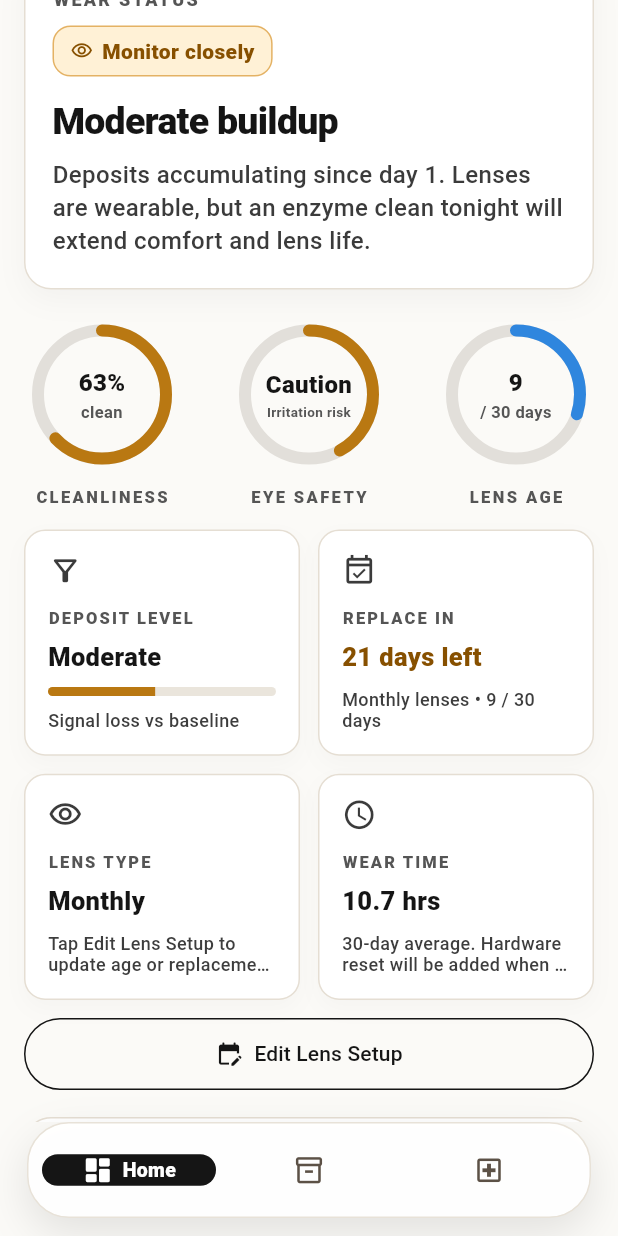
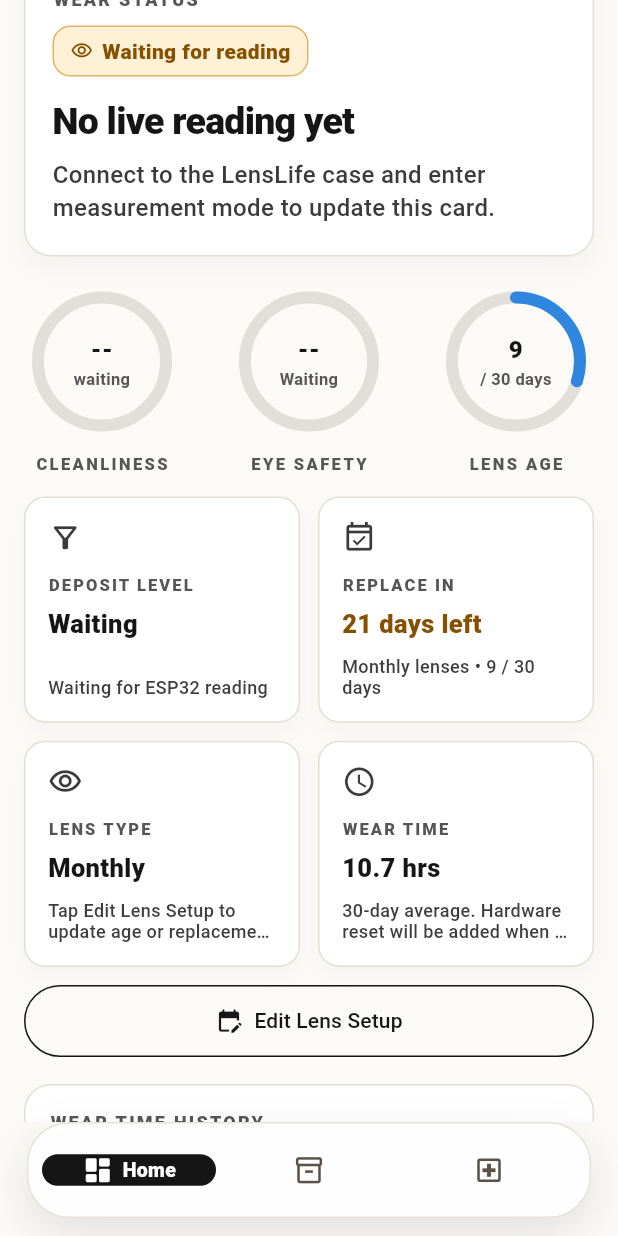
Before and after one commit to DanielNg520/Lenslife, a Flutter app: the DashboardPage screen opened directly with empty values, scrolled down 576 dp, on a phone screen of 412 x 824 dp. Run offline on Flutter 3.47's test engine with Material 3 defaults, Android fonts, the phone set to English and light mode, and no system bars; our stand-ins replace connectivity_plus, flutter_blue_plus, sqflite; accounts and stored records are empty; Roboto replaces fonts that are missing (Arial).

Commit message:
software + hardware
working currently, dashboard not completely updated

```diff
--- a/App/lib/main.dart
+++ b/App/lib/main.dart
@@ -2,6 +2,7 @@ import 'package:flutter/material.dart';
 import 'dart:async';
 import 'dart:math' as math;
 import 'package:lenslifeapp/widgets/esp32_ble_connection_card.dart';
+import 'package:lenslifeapp/services/live_sensor_store.dart';
 
 void main() {
   runApp(const LensLifeApp());
@@ -916,12 +917,19 @@ class LensDashboardTab extends StatelessWidget {
             const SizedBox(height: 16),
             const Esp32BleConnectionCard(),
             const SizedBox(height: 18),
-            const WearStatusCard(),
+            ValueListenableBuilder<LiveSensorReading?>(
+              valueListenable: lensLiveReadingNotifier,
+              builder: (context, reading, _) => WearStatusCard(reading: reading),
+            ),
             const SizedBox(height: 18),
-            DynamicDashboardRings(
-              lensAgeDays: lensSettings.daysUsed,
-              lensLimitDays: lensSettings.limitDays,
-              lensTypeLabel: lensSettings.typeLabel,
+            ValueListenableBuilder<LiveSensorReading?>(
+              valueListenable: lensLiveReadingNotifier,
+              builder: (context, reading, _) => DynamicDashboardRings(
+                lensAgeDays: lensSettings.daysUsed,
+                lensLimitDays: lensSettings.limitDays,
+                lensTypeLabel: lensSettings.typeLabel,
+                reading: reading,
+              ),
             ),
             const SizedBox(height: 14),
             LayoutBuilder(
@@ -935,13 +943,16 @@ class LensDashboardTab extends StatelessWidget {
                   shrinkWrap: true,
                   physics: const NeverScrollableScrollPhysics(),
                   children: [
-                    const MetricTile(
-                      icon: Icons.filter_alt_outlined,
-                      title: 'Deposit Level',
-                      value: 'Moderate',
-                      detail: 'Signal loss vs baseline',
-                      cueLabel: 'Orange bar means monitor closely.',
-                      progress: 0.47,
+                    ValueListenableBuilder<LiveSensorReading?>(
+                      valueListenable: lensLiveReadingNotifier,
+                      builder: (context, reading, _) => MetricTile(
+                        icon: Icons.filter_alt_outlined,
+                        title: 'Deposit Level',
+                        value: reading?.depositLevel ?? 'Waiting',
+                        detail: reading?.detailText ?? 'Waiting for ESP32 reading',
+                        cueLabel: 'Deposit level from IR signal versus clean baseline.',
+                        progress: reading?.foulingRatio,
+                      ),
                     ),
                     MetricTile(
                       icon: Icons.event_available_outlined,
@@ -1021,7 +1032,13 @@ class LensDashboardTab extends StatelessWidget {
               ],
             ),
             const SizedBox(height: 8),
-            StoredReadingsCard(lensSettings: lensSettings),
+            ValueListenableBuilder<LiveSensorReading?>(
+              valueListenable: lensLiveReadingNotifier,
+              builder: (context, reading, _) => StoredReadingsCard(
+                lensSettings: lensSettings,
+                reading: reading,
+              ),
+            ),
           ],
         ),
       ),
@@ -1169,34 +1186,43 @@ class DynamicDashboardRings extends StatelessWidget {
   final int lensAgeDays;
   final int lensLimitDays;
   final String lensTypeLabel;
+  final LiveSensorReading? reading;
 
   const DynamicDashboardRings({
     super.key,
     required this.lensAgeDays,
     required this.lensLimitDays,
     required this.lensTypeLabel,
+    this.reading,
   });
 
   @override
   Widget build(BuildContext context) {
-    final lensPercent = (lensAgeDays / lensLimitDays).clamp(0.0, 1.0);
+    final lensPercent = (lensAgeDays / lensLimitDays).clamp(0.0, 1.0).toDouble();
+
+    final cleanlinessText = reading?.cleanlinessText ?? '--';
+    final cleanlinessPercent = reading?.cleanlinessPercent ?? 0.0;
+    final cleanlinessSubText = reading == null ? 'waiting' : reading!.depositLevel.toLowerCase();
+    final eyeSafetyText = reading?.eyeSafetyText ?? '--';
+    final eyeSafetySubText = reading?.eyeSafetySubText ?? 'Waiting';
+    final eyeSafetyPercent = reading?.eyeSafetyPercent ?? 0.0;
 
     return LayoutBuilder(
       builder: (context, constraints) {
         final rings = [
-          const RingMetric(
+          RingMetric(
             title: 'Cleanliness',
-            centerText: '63%',
-            subText: 'clean',
-            percent: 0.63,
-            semanticLabel: 'Cleanliness is 63 percent clean.',
-          ),
-          const RingMetric(
+            centerText: cleanlinessText,
+            subText: cleanlinessSubText,
+            percent: cleanlinessPercent,
+            semanticLabel: 'Cleanliness is $cleanlinessText.',
+          ),
+          RingMetric(
             title: 'Eye Safety',
-            centerText: 'Caution',
-            subText: 'Irritation risk',
-            percent: 0.42,
-            semanticLabel: 'Eye safety status is caution due to irritation risk.',
+            centerText: eyeSafetyText,
+            subText: eyeSafetySubText,
+            percent: eyeSafetyPercent,
+            semanticLabel: 'Eye safety status is $eyeSafetyText.',
           ),
           RingMetric(
             title: 'Lens Age',
@@ -1777,13 +1803,19 @@ class AccountHeader extends StatelessWidget {
 }
 
 class WearStatusCard extends StatelessWidget {
-  const WearStatusCard({super.key});
-
-  @override
-  Widget build(BuildContext context) {
+  final LiveSensorReading? reading;
+
+  const WearStatusCard({super.key, this.reading});
+
+  @override
+  Widget build(BuildContext context) {
+    final chipLabel = reading?.statusChipLabel ?? 'Waiting for reading';
+    final title = reading?.wearStatusTitle ?? 'No live reading yet';
+    final message = reading?.wearStatusMessage ??
+        'Connect to the LensLife case and enter measurement mode to update this card.';
+
     return Semantics(
-      label:
-          'Wear status monitor closely. Moderate buildup. Deposits have been accumulating since day one. Lenses are wearable, but an enzyme clean tonight will extend comfort and lens life.',
+      label: 'Wear status $chipLabel. $title. $message',
       child: Container(
         width: double.infinity,
         padding: const EdgeInsets.fromLTRB(18, 18, 18, 20),
@@ -1799,10 +1831,10 @@ class WearStatusCard extends StatelessWidget {
             ),
           ],
         ),
-        child: const Column(
+        child: Column(
           crossAxisAlignment: CrossAxisAlignment.start,
           children: [
-            Text(
+            const Text(
               'WEAR STATUS',
               style: TextStyle(
                 fontSize: 12,
@@ -1811,22 +1843,22 @@ class WearStatusCard extends StatelessWidget {
                 letterSpacing: 1.5,
               ),
             ),
-            SizedBox(height: 9),
-            StatusChip(icon: Icons.visibility_outlined, label: 'Monitor closely'),
-            SizedBox(height: 12),
+            const SizedBox(height: 9),
+            StatusChip(icon: Icons.visibility_outlined, label: chipLabel),
+            const SizedBox(height: 12),
             Text(
-              'Moderate buildup',
-              style: TextStyle(
+              title,
+              style: const TextStyle(
                 fontSize: 25,
                 fontWeight: FontWeight.w900,
                 color: Color(0xFF151515),
                 letterSpacing: -0.5,
               ),
             ),
-            SizedBox(height: 7),
+            const SizedBox(height: 7),
             Text(
-              'Deposits accumulating since day 1. Lenses are wearable, but an enzyme clean tonight will extend comfort and lens life.',
-              style: TextStyle(
+              message,
+              style: const TextStyle(
                 fontSize: 16,
                 height: 1.36,
                 color: Color(0xFF3B3B3B),
@@ -2226,17 +2258,19 @@ class AccessibleAlertCard extends StatelessWidget {
 
 class StoredReadingsCard extends StatelessWidget {
   final LensSettings lensSettings;
+  final LiveSensorReading? reading;
 
   const StoredReadingsCard({
     super.key,
     required this.lensSettings,
+    this.reading,
   });
 
   @override
   Widget build(BuildContext context) {
     return Semantics(
       label:
-          'Stored readings list with deposit level moderate, solution pH 6.6, cleanliness 63 percent, and lens age ${lensSettings.lensAgeText}.',
+          'Stored readings list with latest live values and lens age ${lensSettings.lensAgeText}.',
       child: Container(
         decoration: BoxDecoration(
           color: Colors.white,
@@ -2245,11 +2279,11 @@ class StoredReadingsCard extends StatelessWidget {
         ),
         child: Column(
           children: [
-            const ReadingTile(title: 'Deposit Level', value: 'Moderate', time: 'Today'),
+            ReadingTile(title: 'Deposit Level', value: reading?.depositLevel ?? '--', time: 'Live'),
             const Divider(height: 1),
-            const ReadingTile(title: 'Solution pH', value: '6.6', time: 'Today'),
+            ReadingTile(title: 'Solution pH', value: reading?.phText ?? '--', time: 'Live'),
             const Divider(height: 1),
-            const ReadingTile(title: 'Cleanliness', value: '63%', time: 'Today'),
+            ReadingTile(title: 'Cleanliness', value: reading?.cleanlinessText ?? '--', time: 'Live'),
             const Divider(height: 1),
             ReadingTile(title: 'Lens Age', value: lensSettings.lensAgeText, time: lensSettings.typeLabel),
           ],
--- /dev/null
+++ b/App/lib/services/live_sensor_store.dart
@@ -0,0 +1,122 @@
+import 'package:flutter/foundation.dart';
+
+import '../models/esp32_device_status.dart';
+import '../models/esp32_sensor_payload.dart';
+import 'health_analytics.dart';
+import 'sensor_session_handler.dart';
+
+class LiveSensorReading {
+  final Esp32SensorPayload payload;
+  final Esp32DeviceStatus? deviceStatus;
+  final int healthScore;
+  final bool isAnomaly;
+  final bool killTriggered;
+  final bool phRisk;
+  final DateTime receivedAt;
+
+  const LiveSensorReading({
+    required this.payload,
+    required this.deviceStatus,
+    required this.healthScore,
+    required this.isAnomaly,
+    required this.killTriggered,
+    required this.phRisk,
+    required this.receivedAt,
+  });
+
+  factory LiveSensorReading.fromBle({
+    required Esp32SensorPayload payload,
+    required Esp32DeviceStatus? deviceStatus,
+    required SensorSessionResult? result,
+  }) {
+    final kill = result?.killTriggered ??
+        deviceStatus?.killConditionTriggered ??
+        payload.deltaTFouling > HealthAnalytics.deltaTKill;
+
+    final phBad = result?.phRisk ??
+        deviceStatus?.phRisk ??
+        HealthAnalytics.isPhRisk(payload.phCorrected);
+
+    final score = result?.healthScore ??
+        HealthAnalytics.computeHealthScore(
+          deltaTFouling: payload.deltaTFouling,
+          phCorrected: payload.phCorrected,
+          killTriggered: kill,
+          phRisk: phBad,
+          anomaly: result?.isAnomaly ?? false,
+        );
+
+    return LiveSensorReading(
+      payload: payload,
+      deviceStatus: deviceStatus,
+      healthScore: score,
+      isAnomaly: result?.isAnomaly ?? false,
+      killTriggered: kill,
+      phRisk: phBad,
+      receivedAt: DateTime.now(),
+    );
+  }
+
+  double get foulingRatio =>
+    (payload.deltaTFouling / HealthAnalytics.deltaTKill).clamp(0.0, 1.0).toDouble();
+
+  double get cleanlinessPercent =>
+    (1.0 - foulingRatio).clamp(0.0, 1.0).toDouble();
+
+  String get cleanlinessText => '${(cleanlinessPercent * 100).round()}%';
+
+  String get depositLevel {
+    if (killTriggered || payload.deltaTFouling >= HealthAnalytics.deltaTKill) {
+      return 'High';
+    }
+    if (payload.deltaTFouling >= HealthAnalytics.deltaTKill * 0.50) {
+      return 'Moderate';
+    }
+    return 'Low';
+  }
+
+  String get statusChipLabel {
+    if (killTriggered) return 'Replace solution';
+    if (depositLevel == 'Moderate' || isAnomaly) return 'Monitor closely';
+    return 'Good';
+  }
+
+  String get wearStatusTitle {
+    if (killTriggered) return 'Dirty solution detected';
+    if (depositLevel == 'Moderate') return 'Moderate buildup';
+    return 'Solution looks clean';
+  }
+
+  String get wearStatusMessage {
+    if (killTriggered) {
+      return 'The IR reading crossed the dirty threshold. Replace or clean before wearing the lenses.';
+    }
+    if (depositLevel == 'Moderate') {
+      return 'The sample is different from the clean baseline. Monitor closely and consider cleaning tonight.';
+    }
+    return 'The current IR reading is close to the clean baseline. No major buildup detected.';
+  }
+
+  String get eyeSafetyText {
+    if (killTriggered || phRisk || isAnomaly) return 'Caution';
+    return 'Good';
+  }
+
+  String get eyeSafetySubText {
+    if (phRisk) return 'pH risk';
+    if (killTriggered) return 'Dirty reading';
+    if (isAnomaly) return 'Unusual trend';
+    return 'No risk';
+  }
+
+  double get eyeSafetyPercent =>
+    (healthScore / 100.0).clamp(0.0, 1.0).toDouble();
+
+  String get phText => payload.phCorrected.toStringAsFixed(2);
+
+  String get detailText =>
+      'ΔT ${payload.deltaTFouling.toStringAsFixed(4)} • residual ${payload.deltaTResidual.toStringAsFixed(4)}';
+}
+
+final ValueNotifier<LiveSensorReading?> lensLiveReadingNotifier =
+    ValueNotifier<LiveSensorReading?>(null);
```
Also changed, not shown: App/lib/widgets/esp32_ble_connection_card.dart (+26 -3 lines), App/pubspec.lock.
